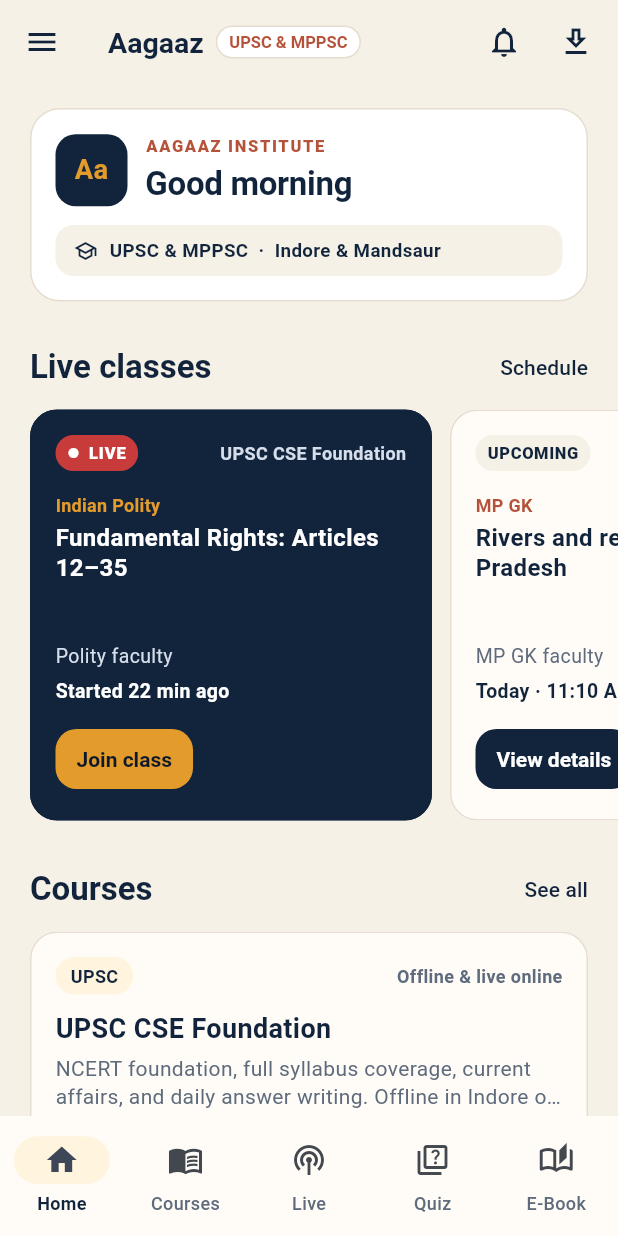
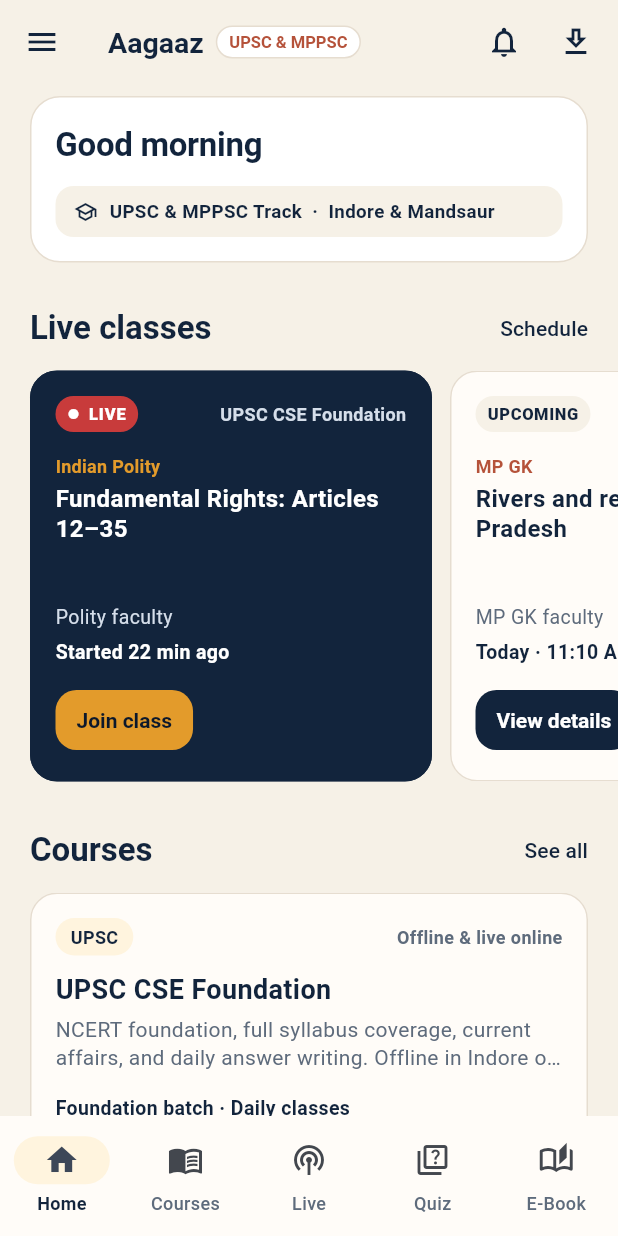
Before and after one commit to ritesh14321/aagaaz-institute-app, a Flutter app: the InstituteShell screen opened directly, on a phone screen of 412 x 824 dp. Run offline on Flutter 3.47's test engine with Material 3 defaults, Android fonts, the phone set to English and light mode, and no system bars.

Commit message:
Update home_screen.dart

```diff
--- a/lib/screens/home_screen.dart
+++ b/lib/screens/home_screen.dart
@@ -5,7 +5,6 @@ import '../models/live_class.dart';
 import '../state/institute_store.dart';
 import '../theme/app_colors.dart';
 import '../utils/phone.dart';
-import '../widgets/aagaaz_mark.dart';
 import '../widgets/course_card.dart';
 import '../widgets/live_class_card.dart';
 import '../widgets/section_header.dart';
@@ -25,6 +24,7 @@ class HomeScreen extends StatelessWidget {
   @override
   Widget build(BuildContext context) {
     final store = InstituteScope.of(context);
+    final exam = store.selectedExam ?? 'UPSC & MPPSC';
     final classes = Catalog.liveClasses();
     final courses = [...Catalog.courses]..sort((a, b) {
         final aRank = store.isEnrolled(a.id) ? 0 : 1;
@@ -33,11 +33,10 @@ class HomeScreen extends StatelessWidget {
       });
     final phone = store.phone;
 
-    return SafeArea(
-      child: CustomScrollView(
+    return CustomScrollView(
       slivers: [
         SliverPadding(
-            padding: const EdgeInsets.fromLTRB(20, 16, 20, 0),
+          padding: const EdgeInsets.fromLTRB(20, 8, 20, 0),
           sliver: SliverToBoxAdapter(
             child: Container(
               padding: const EdgeInsets.all(16),
@@ -49,24 +48,6 @@ class HomeScreen extends StatelessWidget {
               child: Column(
                 crossAxisAlignment: CrossAxisAlignment.start,
                 children: [
-                    Row(
-                      children: [
-                        const AagaazMark(size: 48),
-                        const SizedBox(width: 12),
-                        Expanded(
-                          child: Column(
-                            crossAxisAlignment: CrossAxisAlignment.start,
-                            children: [
-                              const Text(
-                                'AAGAAZ INSTITUTE',
-                                style: TextStyle(
-                                  color: AppColors.clay,
-                                  fontSize: 11,
-                                  fontWeight: FontWeight.w800,
-                                  letterSpacing: 1.1,
-                                ),
-                              ),
-                              const SizedBox(height: 2),
                   Text(
                     _greeting(),
                     style: const TextStyle(
@@ -86,11 +67,6 @@ class HomeScreen extends StatelessWidget {
                       ),
                     ),
                   ],
-                            ],
-                          ),
-                        ),
-                      ],
-                    ),
                   const SizedBox(height: 12),
                   Container(
                     width: double.infinity,
@@ -102,18 +78,18 @@ class HomeScreen extends StatelessWidget {
                       color: AppColors.cream,
                       borderRadius: BorderRadius.circular(12),
                     ),
-                      child: const Row(
+                    child: Row(
                       children: [
-                          Icon(
+                        const Icon(
                           Icons.school_outlined,
                           size: 16,
                           color: AppColors.ink,
                         ),
-                          SizedBox(width: 8),
+                        const SizedBox(width: 8),
                         Expanded(
                           child: Text(
-                              'UPSC & MPPSC  ·  Indore & Mandsaur',
-                              style: TextStyle(
+                            '$exam Track  ·  Indore & Mandsaur',
+                            style: const TextStyle(
                               color: AppColors.ink,
                               fontSize: 12.5,
                               fontWeight: FontWeight.w600,
@@ -187,7 +163,6 @@ class HomeScreen extends StatelessWidget {
           ),
         ),
       ],
-      ),
     );
   }
 
```
Lines whose indentation alone changed are shown as unchanged.
